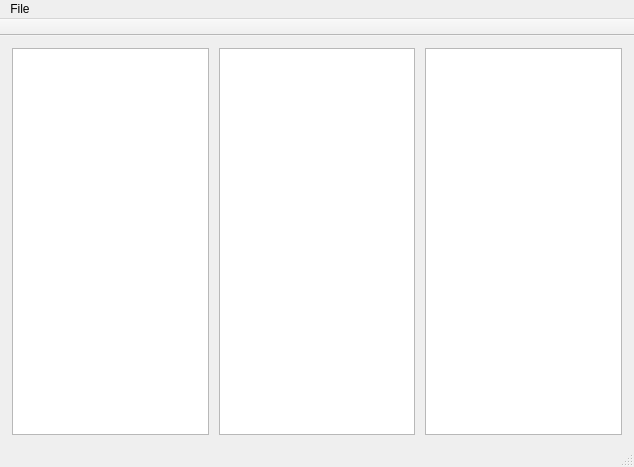
Qt form src/mainwindow.ui (nishantsat/pi) before a commit.
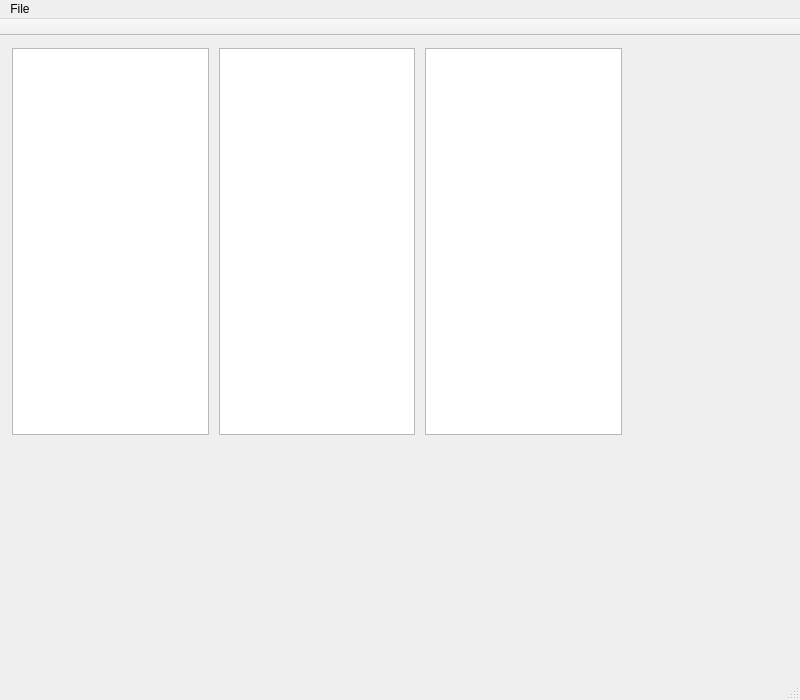
The same form after that commit.

Commit message: JSON project file changes

The edit to the form file:
```diff
--- a/src/mainwindow.ui
+++ b/src/mainwindow.ui
@@ -6,8 +6,8 @@
    <rect>
     <x>0</x>
     <y>0</y>
-    <width>634</width>
-    <height>467</height>
+    <width>800</width>
+    <height>700</height>
    </rect>
   </property>
   <property name="windowTitle">
@@ -53,7 +53,7 @@
     <rect>
      <x>0</x>
      <y>0</y>
-     <width>634</width>
+     <width>800</width>
      <height>22</height>
     </rect>
    </property>
```
Left out of the diff: 35 changed lines with no effect on the pictures. The commit also changes 2 other files.
